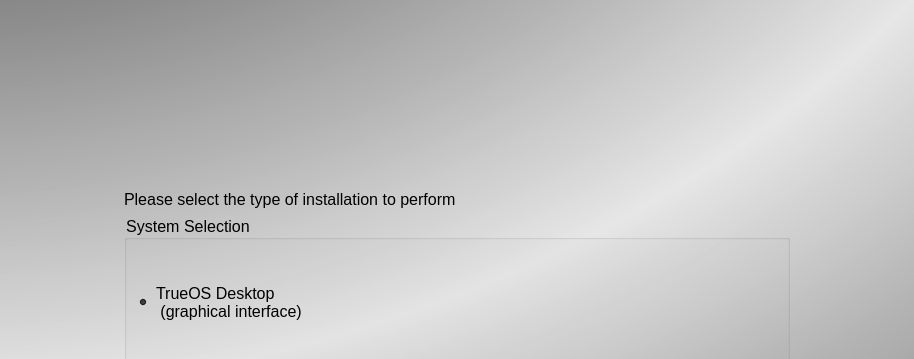
First picture: the form in src-qt5/pc-installgui/installer.ui, repository trueos/trueos-utils-qt5, before the edit; both pictures show x 0 to 914 and y 0 to 359 of the 914 by 769 pixel window.
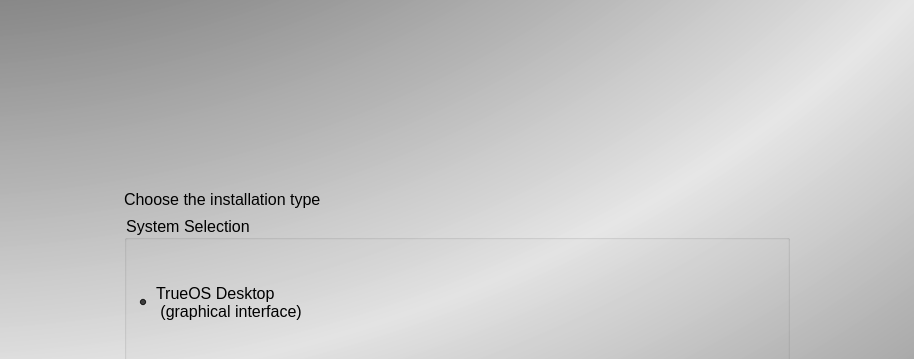
Second picture: the form after the edit. The open tabs and pages were chosen to show the change. Icons and pictures are not drawn.

Commit message: update install type message in installgui

```diff
--- a/src-qt5/pc-installgui/installer.ui
+++ b/src-qt5/pc-installgui/installer.ui
@@ -407,7 +407,7 @@
         <item row="1" column="1">
          <widget class="QLabel" name="label_3">
           <property name="text">
-           <string>Please select the type of installation to perform</string>
+           <string>Choose the installation type</string>
           </property>
          </widget>
         </item>
```
Left out of the diff: 2 changed lines with no effect on the pictures.
